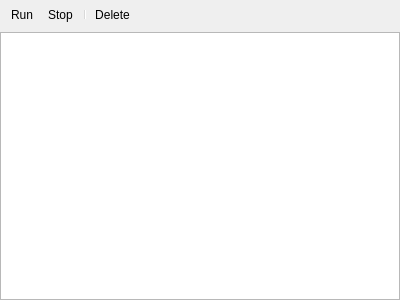
First picture: the form in App/panes/file_transfer/file_transfer_pane.ui, repository fengzhu2007/anycode, before the edit.
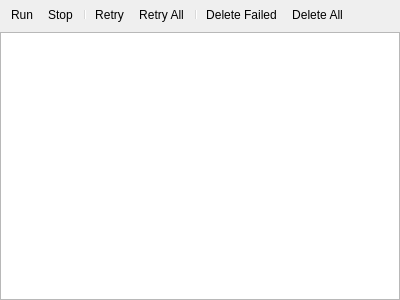
Second picture: the form after the edit. Icons and pictures are not drawn.

The edit to the form file:
```diff
--- a/App/panes/file_transfer/file_transfer_pane.ui
+++ b/App/panes/file_transfer/file_transfer_pane.ui
@@ -43,7 +43,11 @@
      <addaction name="actionRun"/>
      <addaction name="actionStop"/>
      <addaction name="separator"/>
-     <addaction name="actionDelete"/>
+     <addaction name="actionRetry"/>
+     <addaction name="actionRetry_All"/>
+     <addaction name="separator"/>
+     <addaction name="actionDelete_Failed"/>
+     <addaction name="actionDelete_All"/>
     </widget>
    </item>
    <item>
@@ -77,6 +81,45 @@
     <string>Delete</string>
    </property>
   </action>
+  <action name="actionRetry">
+   <property name="icon">
+    <iconset resource="../../r.qrc">
+     <normaloff>:/Resource/icons/CloudRefresh_16x.svg</normaloff>:/Resource/icons/CloudRefresh_16x.svg</iconset>
+   </property>
+   <property name="text">
+    <string>Retry</string>
+   </property>
+  </action>
+  <action name="actionRetry_All">
+   <property name="icon">
+    <iconset resource="../../r.qrc">
+     <normaloff>:/Resource/icons/CloudStagingRefresh_16x.svg</normaloff>:/Resource/icons/CloudStagingRefresh_16x.svg</iconset>
+   </property>
+   <property name="text">
+    <string>Retry All</string>
+   </property>
+  </action>
+  <action name="actionDelete_All">
+   <property name="icon">
+    <iconset resource="../../r.qrc">
+     <normaloff>:/Resource/icons/Cancel_16x.svg</normaloff>:/Resource/icons/Cancel_16x.svg</iconset>
+   </property>
+   <property name="text">
+    <string>Delete All</string>
+   </property>
+   <property name="toolTip">
+    <string>Delete All</string>
+   </property>
+  </action>
+  <action name="actionDelete_Failed">
+   <property name="icon">
+    <iconset resource="../../r.qrc">
+     <normaloff>:/Resource/icons/TestCoveredException_16x.svg</normaloff>:/Resource/icons/TestCoveredException_16x.svg</iconset>
+   </property>
+   <property name="text">
+    <string>Delete Failed</string>
+   </property>
+  </action>
  </widget>
  <resources>
   <include location="../../r.qrc"/>
```
Left out of the diff: 2 changed lines with no effect on the pictures.
